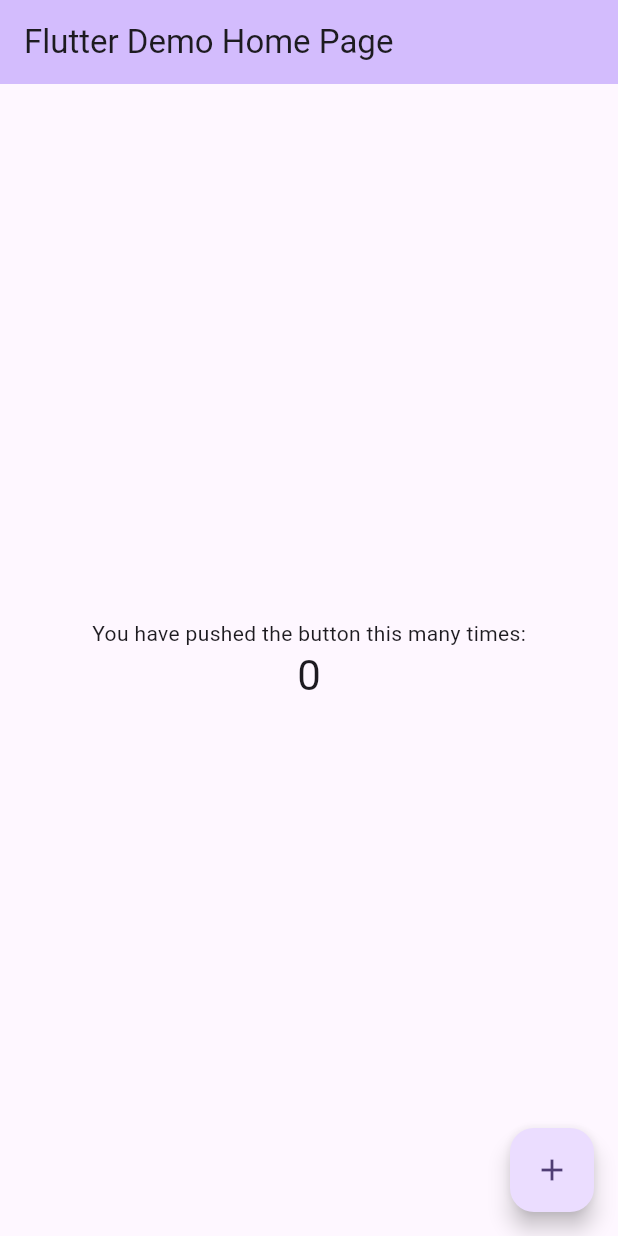
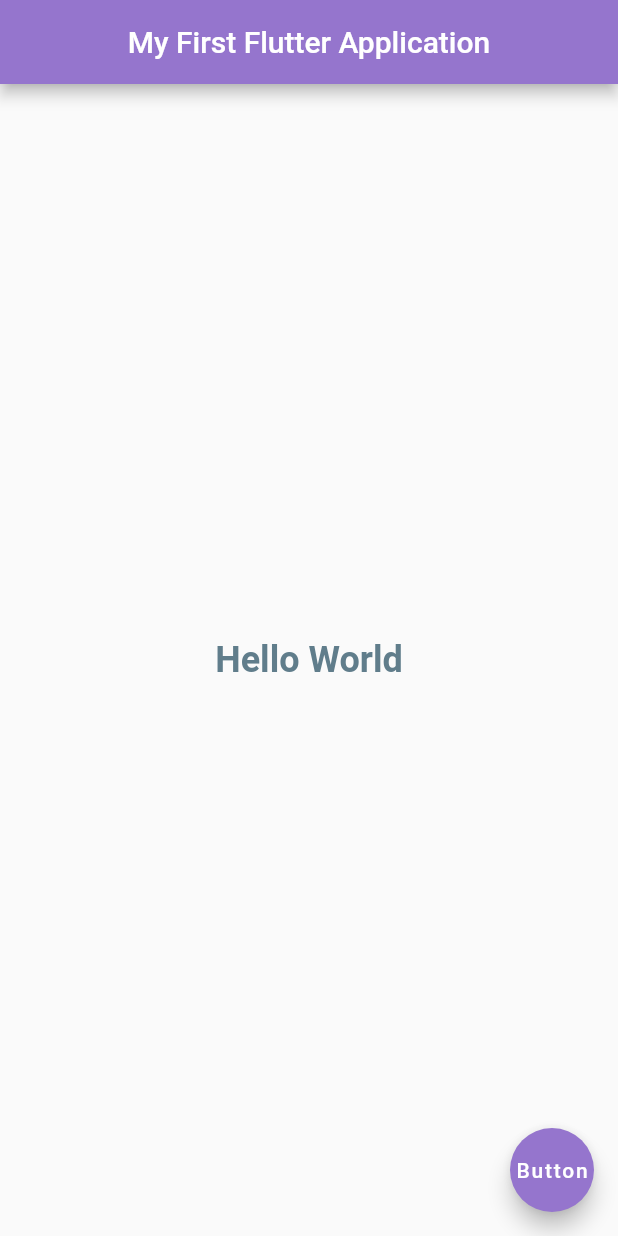
Before and after one commit to Ainsia/FlutterApp, a Flutter app: the screen it shows after launch, on a phone screen of 412 x 824 dp. Run offline on Flutter 3.47's test engine with Material 2 defaults, Android fonts, the phone set to English and light mode, and no system bars.

Commit message:
First Update

```diff
--- a/lib/main.dart
+++ b/lib/main.dart
@@ -1,125 +1,29 @@
 import 'package:flutter/material.dart';
 
 void main() {
-  runApp(const MyApp());
-}
+  runApp(MaterialApp(
+    home: Scaffold(
+      appBar: AppBar(
+        title: Center(
+          child: Text("My First Flutter Application"),),
+          backgroundColor: Colors.deepPurple[300],
+      ),
 
-class MyApp extends StatelessWidget {
-  const MyApp({super.key});
-
-  // This widget is the root of your application.
-  @override
-  Widget build(BuildContext context) {
-    return MaterialApp(
-      title: 'Flutter Demo',
-      theme: ThemeData(
-        // This is the theme of your application.
-        //
-        // TRY THIS: Try running your application with "flutter run". You'll see
-        // the application has a blue toolbar. Then, without quitting the app,
-        // try changing the seedColor in the colorScheme below to Colors.green
-        // and then invoke "hot reload" (save your changes or press the "hot
-        // reload" button in a Flutter-supported IDE, or press "r" if you used
-        // the command line to start the app).
-        //
-        // Notice that the counter didn't reset back to zero; the application
-        // state is not lost during the reload. To reset the state, use hot
-        // restart instead.
-        //
-        // This works for code too, not just values: Most code changes can be
-        // tested with just a hot reload.
-        colorScheme: ColorScheme.fromSeed(seedColor: Colors.deepPurple),
-        useMaterial3: true,
-      ),
-      home: const MyHomePage(title: 'Flutter Demo Home Page'),
-    );
-  }
-}
-
-class MyHomePage extends StatefulWidget {
-  const MyHomePage({super.key, required this.title});
-
-  // This widget is the home page of your application. It is stateful, meaning
-  // that it has a State object (defined below) that contains fields that affect
-  // how it looks.
-
-  // This class is the configuration for the state. It holds the values (in this
-  // case the title) provided by the parent (in this case the App widget) and
-  // used by the build method of the State. Fields in a Widget subclass are
-  // always marked "final".
-
-  final String title;
-
-  @override
-  State<MyHomePage> createState() => _MyHomePageState();
-}
-
-class _MyHomePageState extends State<MyHomePage> {
-  int _counter = 0;
-
-  void _incrementCounter() {
-    setState(() {
-      // This call to setState tells the Flutter framework that something has
-      // changed in this State, which causes it to rerun the build method below
-      // so that the display can reflect the updated values. If we changed
-      // _counter without calling setState(), then the build method would not be
-      // called again, and so nothing would appear to happen.
-      _counter++;
-    });
-  }
-
-  @override
-  Widget build(BuildContext context) {
-    // This method is rerun every time setState is called, for instance as done
-    // by the _incrementCounter method above.
-    //
-    // The Flutter framework has been optimized to make rerunning build methods
-    // fast, so that you can just rebuild anything that needs updating rather
-    // than having to individually change instances of widgets.
-    return Scaffold(
-      appBar: AppBar(
-        // TRY THIS: Try changing the color here to a specific color (to
-        // Colors.amber, perhaps?) and trigger a hot reload to see the AppBar
-        // change color while the other colors stay the same.
-        backgroundColor: Theme.of(context).colorScheme.inversePrimary,
-        // Here we take the value from the MyHomePage object that was created by
-        // the App.build method, and use it to set our appbar title.
-        title: Text(widget.title),
-      ),
-      body: Center(
-        // Center is a layout widget. It takes a single child and positions it
-        // in the middle of the parent.
-        child: Column(
-          // Column is also a layout widget. It takes a list of children and
-          // arranges them vertically. By default, it sizes itself to fit its
-          // children horizontally, and tries to be as tall as its parent.
-          //
-          // Column has various properties to control how it sizes itself and
-          // how it positions its children. Here we use mainAxisAlignment to
-          // center the children vertically; the main axis here is the vertical
-          // axis because Columns are vertical (the cross axis would be
-          // horizontal).
-          //
-          // TRY THIS: Invoke "debug painting" (choose the "Toggle Debug Paint"
-          // action in the IDE, or press "p" in the console), to see the
-          // wireframe for each widget.
-          mainAxisAlignment: MainAxisAlignment.center,
-          children: <Widget>[
-            const Text(
-              'You have pushed the button this many times:',
+      body: Center (
+        child: Text("Hello World",
+            style: TextStyle(
+                      fontSize: 24,
+                      color: Colors.blueGrey,
+                      fontWeight: FontWeight.bold,
             ),
-            Text(
-              '$_counter',
-              style: Theme.of(context).textTheme.headlineMedium,
-            ),
-          ],
         ),
       ),
       floatingActionButton: FloatingActionButton(
-        onPressed: _incrementCounter,
-        tooltip: 'Increment',
-        child: const Icon(Icons.add),
-      ), // This trailing comma makes auto-formatting nicer for build methods.
-    );
-  }
+        onPressed: null,
+        child: Text("Button"),
+        backgroundColor: Colors.deepPurple[300],
+      ),
+    ),
+
+  ),);
 }
```
